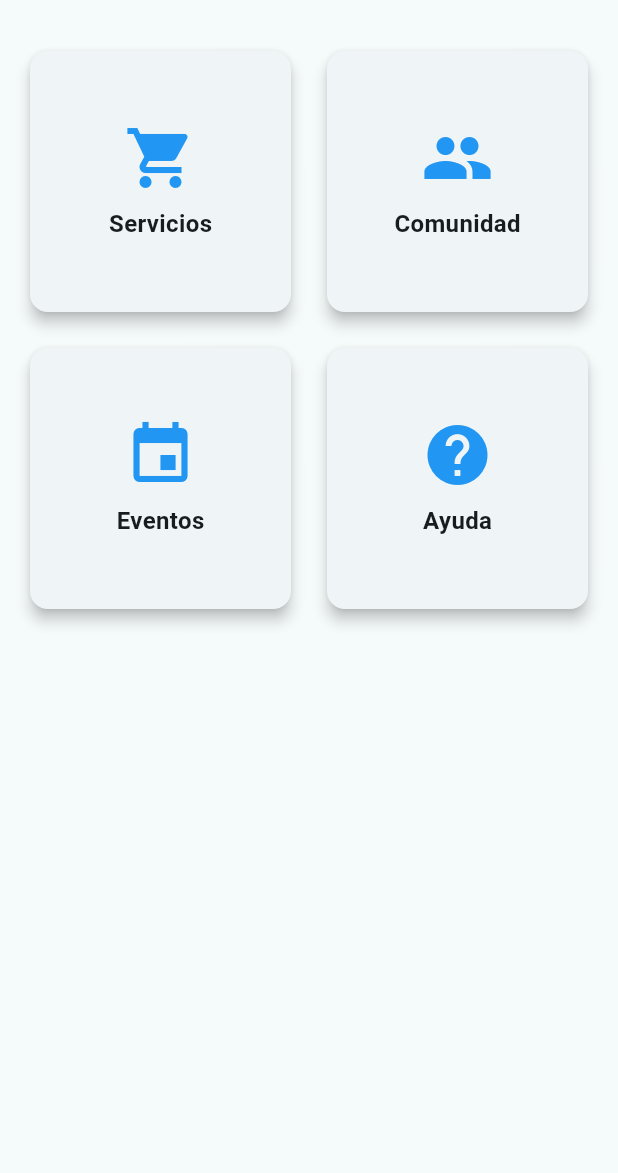
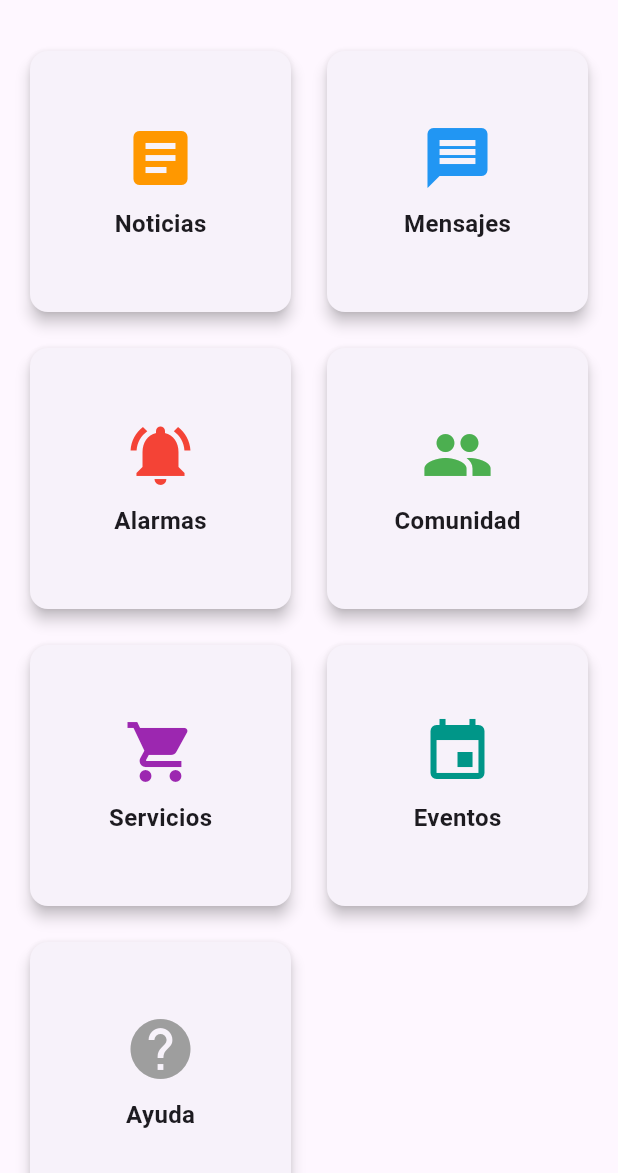
Before and after one commit to ESTEBANTRAN/veci_app2, a Flutter app: the HomeView screen opened by its route, on a phone screen of 412 x 824 dp, the part 63-1236 px from its top. Run offline on Flutter 3.47's test engine with Material 3 defaults, Android fonts, the light colour scheme and no system bars; our stand-ins replace cloud_firestore, firebase_auth, firebase_core, get; accounts and stored records are empty.

Commit message:
feat: Implement user authentication and routing with Firebase integration

```diff
--- /dev/null
+++ b/lib/data/model/user_model.dart
@@ -0,0 +1,71 @@
+class UserModel {
+  final String id;
+  final String name;
+  final String email;
+  final String? phone;
+  final String? avatarUrl;
+  final String? address;
+  final String? country;
+  final String? state;
+  final String? city;
+  final String? citadel;
+  final String? houseNumber;
+  final DateTime? birthDate;
+  final String? role;
+
+  UserModel({
+    required this.id,
+    required this.name,
+    required this.email,
+    this.phone,
+    this.avatarUrl,
+    this.address,
+    this.country,
+    this.state,
+    this.city,
+    this.citadel,
+    this.houseNumber,
+    this.birthDate,
+    this.role,
+  });
+
+  // Factory constructor para crear un UserModel desde un mapa (por ejemplo, de Firebase o una API)
+  factory UserModel.fromMap(Map<String, dynamic> map) {
+    return UserModel(
+      id: map['id'] ?? '',
+      name: map['name'] ?? '',
+      email: map['email'] ?? '',
+      phone: map['phone'],
+      avatarUrl: map['avatarUrl'],
+      address: map['address'],
+      country: map['country'],
+      state: map['state'],
+      city: map['city'],
+      citadel: map['citadel'],
+      houseNumber: map['houseNumber'],
+      birthDate: map['birthDate'] != null
+          ? DateTime.tryParse(map['birthDate'])
+          : null,
+      role: map['role'],
+    );
+  }
+
+  // Método para convertir el UserModel a un mapa (útil para guardar en base de datos)
+  Map<String, dynamic> toMap() {
+    return {
+      'id': id,
+      'name': name,
+      'email': email,
+      'phone': phone,
+      'avatarUrl': avatarUrl,
+      'address': address,
+      'country': country,
+      'state': state,
+      'city': city,
+      'citadel': citadel,
+      'houseNumber': houseNumber,
+      'birthDate': birthDate?.toIso8601String(),
+      'role': role,
+    };
+  }
+}
--- a/lib/presentation/routes/routes.dart
+++ b/lib/presentation/routes/routes.dart
@@ -1,8 +1,8 @@
 import 'package:get/get.dart';
+import 'package:veci_app/ui/views/home_view.dart';
 //views
 import './views/welcome.dart';
 import './views/loggin/loggin.dart';
-import 'views/loggin.dart';
 import 'views/create_account.dart';
 
 class Routes {
@@ -22,16 +22,12 @@
     GetPage(
       name: login,
       page: () => const LoginView(),
-      transition: Transition.rightToLeft,
+      transition: Transition.fadeIn,
     ),
-    GetPage(
-      name: home,
-      page: () => const HomeView(),
-      transition: Transition.rightToLeft,
-    ),
+    GetPage(name: home, page: () => HomeView(), transition: Transition.fadeIn),
     GetPage(
       name: crearCuenta,
-      page: () => const CrearCuentaView(),
+      page: () => CrearCuentaView(),
       transition: Transition.rightToLeft,
     ),
   ];
--- a/lib/presentation/routes/views/loggin.dart
+++ b/lib/ui/views/home_view.dart
@@ -1,7 +1,11 @@
 import 'package:flutter/material.dart';
+import 'package:get/get.dart';
+import '../../bloc/controllers/auth_controller.dart';
 
 class HomeView extends StatelessWidget {
-  const HomeView({super.key});
+  HomeView({super.key});
+
+  final AuthController authController = Get.find<AuthController>();
 
   @override
   Widget build(BuildContext context) {
@@ -12,13 +16,13 @@
           IconButton(
             icon: const Icon(Icons.notifications),
             onPressed: () {
-              // Implementar navegación a notificaciones
+              // Navegar a notificaciones o alarmas
             },
           ),
           IconButton(
             icon: const Icon(Icons.person),
             onPressed: () {
-              // Implementar navegación a perfil
+              // Navegar a perfil de usuario
             },
           ),
         ],
@@ -26,13 +30,16 @@
       drawer: Drawer(
         child: ListView(
           children: [
-            const UserAccountsDrawerHeader(
-              accountName: Text("Usuario"),
-              accountEmail: Text("usuario@example.com"),
-              currentAccountPicture: CircleAvatar(
-                child: Icon(Icons.person),
-              ),
-            ),
+            Obx(() {
+              final user = authController.userModel.value;
+              return UserAccountsDrawerHeader(
+                accountName: Text(user?.name ?? "Usuario"),
+                accountEmail: Text(user?.email ?? "usuario@example.com"),
+                currentAccountPicture: const CircleAvatar(
+                  child: Icon(Icons.person),
+                ),
+              );
+            }),
             ListTile(
               leading: const Icon(Icons.home),
               title: const Text('Inicio'),
@@ -44,14 +51,15 @@
               leading: const Icon(Icons.settings),
               title: const Text('Configuración'),
               onTap: () {
-                // Implementar navegación a configuración
+                // Navegar a configuración
               },
             ),
             ListTile(
               leading: const Icon(Icons.exit_to_app),
               title: const Text('Cerrar Sesión'),
-              onTap: () {
-                // Implementar lógica de cierre de sesión
+              onTap: () async {
+                await authController.signOut();
+                Get.offAllNamed('/login');
               },
             ),
           ],
@@ -64,31 +72,59 @@
         mainAxisSpacing: 16,
         children: [
           _buildMenuItem(
-            icon: Icons.shopping_cart,
-            title: 'Servicios',
+            icon: Icons.article,
+            title: 'Noticias',
+            color: Colors.orange,
             onTap: () {
-              // Implementar navegación a servicios
+              // Navegar a sección de noticias
+            },
+          ),
+          _buildMenuItem(
+            icon: Icons.message,
+            title: 'Mensajes',
+            color: Colors.blue,
+            onTap: () {
+              // Navegar a mensajes entre vecinos
+            },
+          ),
+          _buildMenuItem(
+            icon: Icons.notifications_active,
+            title: 'Alarmas',
+            color: Colors.red,
+            onTap: () {
+              // Navegar a alarmas o alertas vecinales
             },
           ),
           _buildMenuItem(
             icon: Icons.people,
             title: 'Comunidad',
+            color: Colors.green,
             onTap: () {
-              // Implementar navegación a comunidad
+              // Navegar a comunidad, vecinos cercanos, etc.
+            },
+          ),
+          _buildMenuItem(
+            icon: Icons.shopping_cart,
+            title: 'Servicios',
+            color: Colors.purple,
+            onTap: () {
+              // Navegar a servicios ofrecidos por vecinos o externos
             },
           ),
           _buildMenuItem(
             icon: Icons.event,
             title: 'Eventos',
+            color: Colors.teal,
             onTap: () {
-              // Implementar navegación a eventos
+              // Navegar a eventos de la ciudadela o barrio
             },
           ),
           _buildMenuItem(
             icon: Icons.help,
             title: 'Ayuda',
+            color: Colors.grey,
             onTap: () {
-              // Implementar navegación a ayuda
+              // Navegar a sección de ayuda o soporte
             },
           ),
         ],
@@ -99,6 +135,7 @@
   Widget _buildMenuItem({
     required IconData icon,
     required String title,
+    required Color color,
     required VoidCallback onTap,
   }) {
     return Card(
@@ -108,18 +145,11 @@
         child: Column(
           mainAxisAlignment: MainAxisAlignment.center,
           children: [
-            Icon(
-              icon,
-              size: 48,
-              color: Colors.blue,
-            ),
+            Icon(icon, size: 48, color: color),
             const SizedBox(height: 8),
             Text(
               title,
-              style: const TextStyle(
-                fontSize: 16,
-                fontWeight: FontWeight.bold,
-              ),
+              style: const TextStyle(fontSize: 16, fontWeight: FontWeight.bold),
             ),
           ],
         ),
```
Also changed, not shown: lib/bloc/controllers/auth_controller.dart (added, +119 -0 lines), lib/main.dart (+7 -16 lines), lib/presentation/routes/auth_gate.dart (added, +27 -0 lines), lib/presentation/routes/views/loggin/loggin.dart (+24 -6 lines), pubspec.yaml (+5 -3 lines), pubspec.lock, 4 other files.
